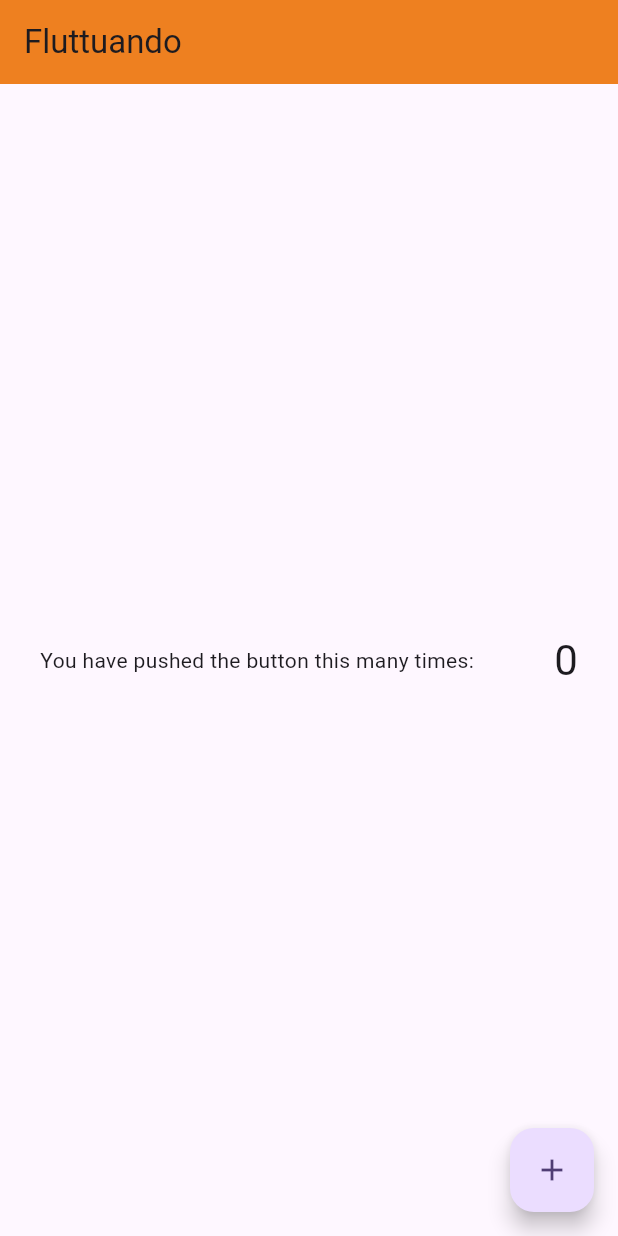
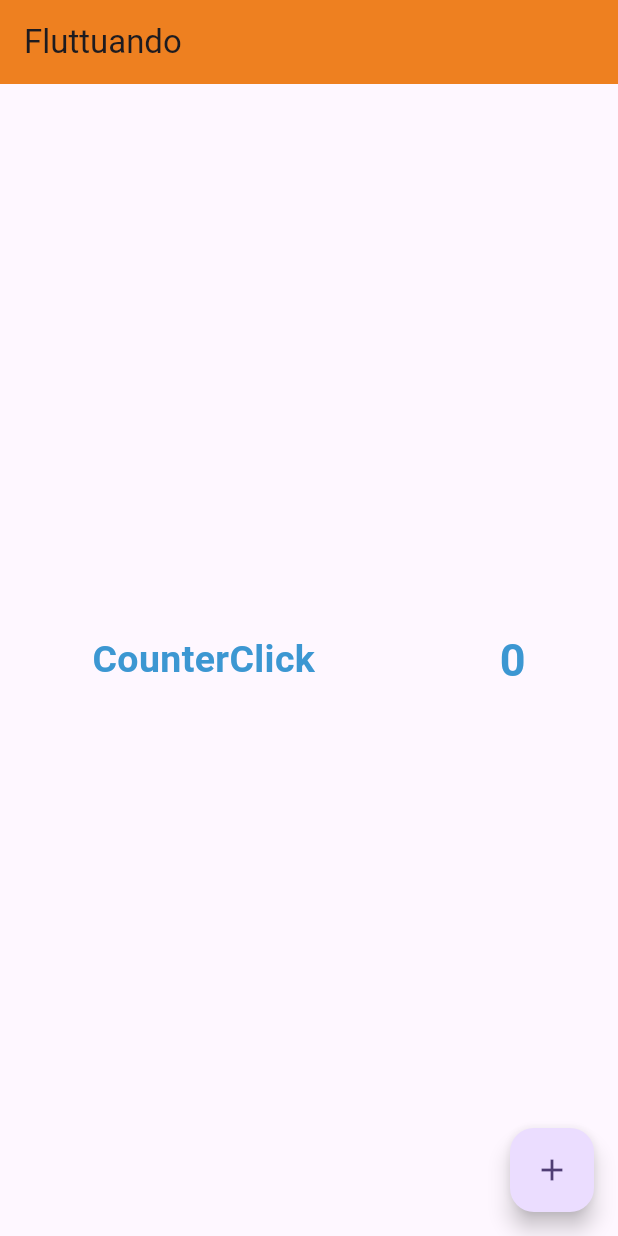
Before and after one commit to marcotuliosr/application_for_program_desenvolve_grupo_boticario, a Flutter app: the screen it shows after launch, on a phone screen of 412 x 824 dp. Run offline on Flutter 3.47's test engine with Material 3 defaults, Android fonts, the phone set to English and light mode, and no system bars.

Commit message:
style: updating text and number style

```diff
--- a/lib/main.dart
+++ b/lib/main.dart
@@ -49,12 +49,21 @@ class _MyHomePageState extends State<MyHomePage> {
         child: Row(
           mainAxisAlignment: MainAxisAlignment.spaceAround,
           children: <Widget>[
-            const Text(
-              'You have pushed the button this many times:',
+            Text(
+              'CounterClick',
+              style: TextStyle(
+                color: Color.fromRGBO(60, 151, 210, 1),
+                fontSize: 25,
+                fontWeight: FontWeight.bold,
+              ),
             ),
             Text(
               '$_counter',
-              style: Theme.of(context).textTheme.headlineMedium,
+              style: TextStyle(
+                color: Color.fromRGBO(60, 151, 210, 1),
+                fontSize: 30,
+                fontWeight: FontWeight.bold,
+              ),
             ),
           ],
         ),
```
